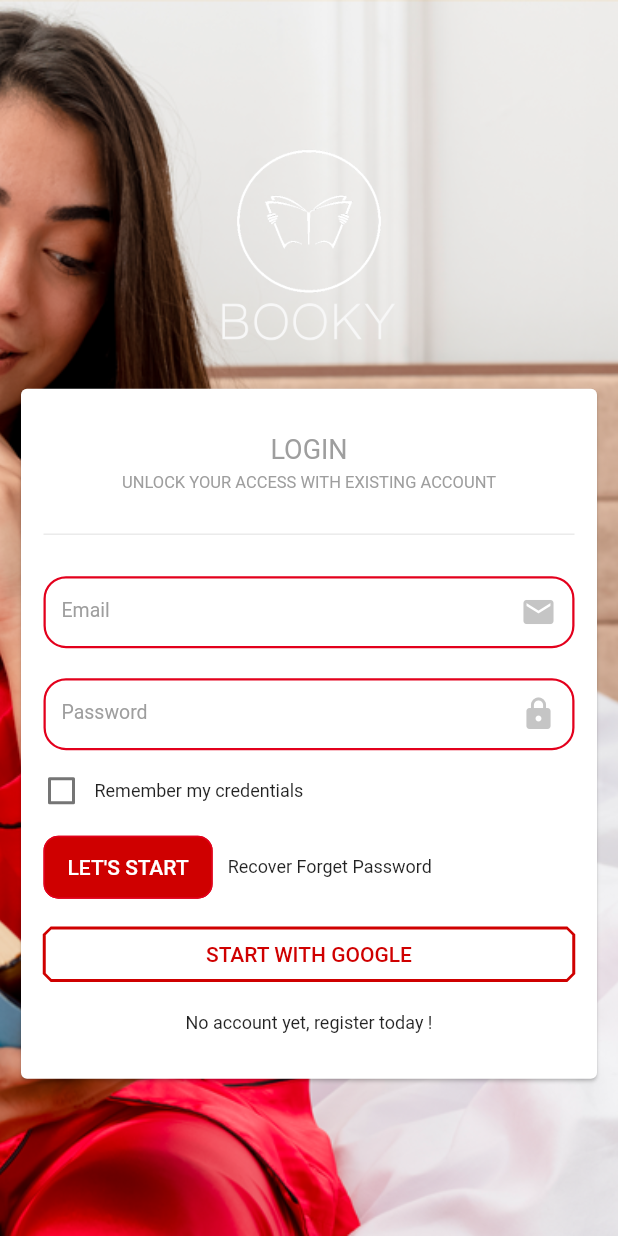
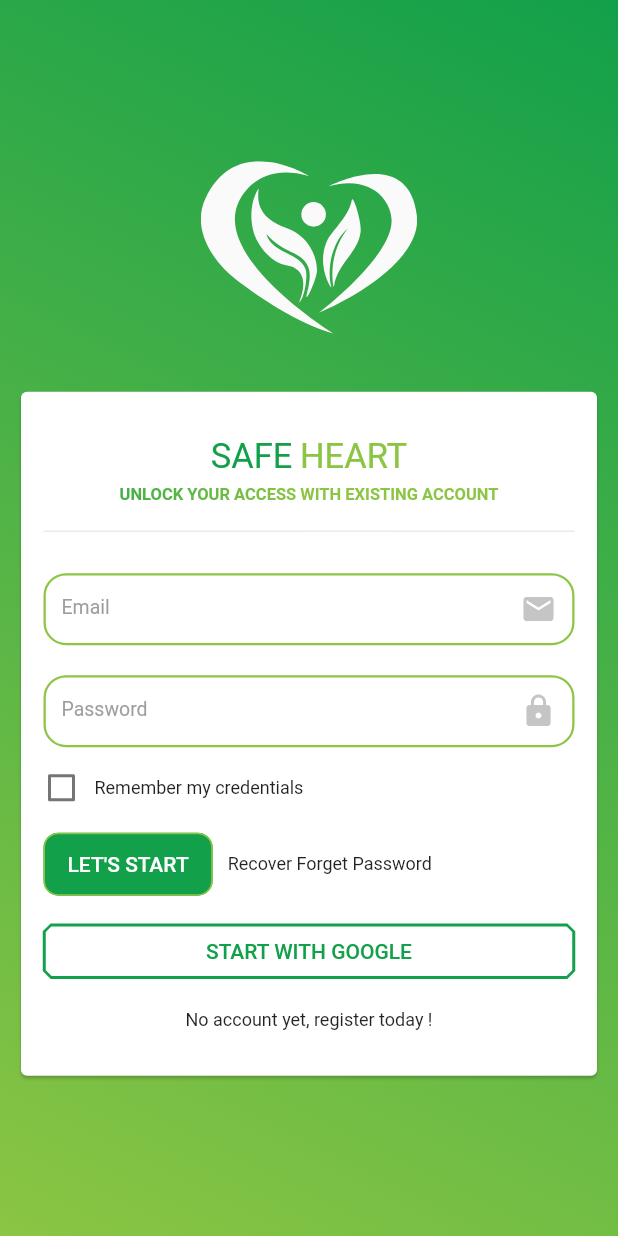
Before and after one commit to adppriyashan/pgfhh, a Flutter app: the Login screen opened directly, on a phone screen of 412 x 824 dp. Run offline on Flutter 3.47's test engine with Material 2 defaults, Android fonts, the phone set to English and light mode, and no system bars; our stand-ins replace convex_bottom_bar, email_validator, firebase_auth, firebase_core, firebase_database, fl_chart and 4 more; missing offline and left inert: day_night_time_picker; accounts and stored records are empty; Roboto replaces fonts that are missing (Natosans).

Commit message:
splash / login ui code complete

```diff
--- a/lib/Models/Colors.dart
+++ b/lib/Models/Colors.dart
@@ -1,10 +1,10 @@
 import 'package:flutter/material.dart';
 
 class UtilColors {
-  static Color primaryColor = Color.fromRGBO(207, 0, 0, 1.0);
-  static Color primaryColorLight = Color.fromRGBO(217, 56, 56, 1.0);
-  static Color secondaryColor = Color.fromRGBO(227, 0, 28, 1.0);
-  static Color secondaryColorLight = Color.fromRGBO(236, 85, 103, 1.0);
+  static Color primaryColor = Color.fromRGBO(18, 160, 74, 1.0);
+  static Color primaryColorLight = Color.fromRGBO(18, 160, 74, 1.0);
+  static Color secondaryColor = Color.fromRGBO(139, 197, 67, 1.0);
+  static Color secondaryColorLight = Color.fromRGBO(139, 197, 67, 1.0);
   static Color whiteColor = Color.fromRGBO(250, 250, 250, 1.0);
   static Color whiteColorLight = Color.fromRGBO(255, 255, 255, 1.0);
   static Color blackColor = Color.fromRGBO(33, 33, 33, 1.0);
--- /dev/null
+++ b/lib/Models/Images.dart
@@ -0,0 +1,5 @@
+class UtilImages {
+  static var logoPNG = 'assets/img/logo.png';
+  static var logoSVG = 'assets/img/logo.svg';
+  static var wlogoSVG = 'assets/img/logowhite.svg';
+}
--- a/lib/Models/Strings.dart
+++ b/lib/Models/Strings.dart
@@ -1,3 +1,8 @@
 class UtilStrings {
-  static var splashScreen1 = 'Developed & Powered By ARIES.';
+  static var splashScreen = 'Developed & Powered By ARIES.';
+  static var appTitle = 'Safe Heart';
+  static var appTitleSection1 = 'Safe';
+  static var appTitleSection2 = 'Heart';
+  static var appSubtitle = 'Personalize Guidence For Healthy Heart';
+  static var loginTitle = '';
 }
--- a/lib/Models/Utils.dart
+++ b/lib/Models/Utils.dart
@@ -108,4 +108,23 @@ class Utils {
         textColor: Colors.white,
         fontSize: 16.0);
   }
+
+  static getGradientBackground() {
+    return BoxDecoration(
+        gradient: LinearGradient(
+      begin: Alignment.topRight,
+      tileMode: TileMode.decal,
+      end: Alignment.bottomLeft,
+      colors: [
+        UtilColors.primaryColor,
+        UtilColors.secondaryColor,
+      ],
+    ));
+  }
+
+  static getTextGradient() {
+    return LinearGradient(
+      colors: <Color>[UtilColors.primaryColor, UtilColors.secondaryColor],
+    ).createShader(Rect.fromLTWH(0.0, 0.0, 200.0, 70.0));
+  }
 }
--- a/lib/Views/Auth/Login.dart
+++ b/lib/Views/Auth/Login.dart
@@ -1,8 +1,11 @@
 import 'package:flutter/services.dart';
 import 'package:flutter/material.dart';
+import 'package:flutter_svg/flutter_svg.dart';
 import 'package:personalizeguidanceforahealthyheart/Controllers/Auth/AuthController.dart';
 import 'package:personalizeguidanceforahealthyheart/Controllers/Auth/AuthValidator.dart';
 import 'package:personalizeguidanceforahealthyheart/Models/Colors.dart';
+import 'package:personalizeguidanceforahealthyheart/Models/Images.dart';
+import 'package:personalizeguidanceforahealthyheart/Models/Strings.dart';
 import 'package:personalizeguidanceforahealthyheart/Models/Utils.dart';
 import 'package:personalizeguidanceforahealthyheart/Views/Auth/RecoverPassword.dart';
 import 'package:personalizeguidanceforahealthyheart/Views/Auth/Register.dart';
@@ -58,10 +61,7 @@ class _LoginState extends State<Login> {
                 Container(
                   width: Utils.displaySize.width,
                   height: Utils.displaySize.height,
-                  child: Image.asset(
-                    'assets/img/login_bg.png',
-                    fit: BoxFit.cover,
-                  ),
+                  decoration: Utils.getGradientBackground(),
                 ),
                 Container(
                   width: Utils.displaySize.width,
@@ -73,7 +73,14 @@ class _LoginState extends State<Login> {
                       Container(
                         padding: EdgeInsets.only(bottom: spaceAround),
                         width: Utils.displaySize.width * 0.35,
-                        child: Image.asset('assets/img/logo.png'),
+                        child: SizedBox(
+                          child: SvgPicture.asset(
+                            UtilImages.wlogoSVG,
+                            height: Utils.displaySize.width * 0.35,
+                            width: Utils.displaySize.width * 0.35,
+                            fit: BoxFit.contain,
+                          ),
+                        ),
                       ),
                       Padding(
                         padding: EdgeInsets.symmetric(
@@ -91,22 +98,44 @@ class _LoginState extends State<Login> {
                                     ),
                                     Align(
                                       alignment: Alignment.topCenter,
-                                      child: Text('Login'.toUpperCase(),
-                                          style: TextStyle(
-                                              fontSize: 18.0,
-                                              color: UtilColors.greyColor)),
+                                      child: Row(
+                                        mainAxisAlignment:
+                                            MainAxisAlignment.center,
+                                        children: [
+                                          Text(
+                                              UtilStrings.appTitleSection1
+                                                  .toUpperCase(),
+                                              style: TextStyle(
+                                                  fontSize: 23.0,
+                                                  color:
+                                                      UtilColors.primaryColor)),
+                                          Padding(
+                                            padding: EdgeInsets.only(left: 5.0),
+                                            child: Text(
+                                                UtilStrings.appTitleSection2
+                                                    .toUpperCase(),
+                                                style: TextStyle(
+                                                    fontSize: 23.0,
+                                                    color: UtilColors
+                                                        .secondaryColor)),
+                                          )
+                                        ],
+                                      ),
                                     ),
                                     Align(
                                       alignment: Alignment.topCenter,
                                       child: Padding(
                                         padding: EdgeInsets.only(
-                                            top: 5.0, bottom: 20.0),
+                                            top: 5.0, bottom: 10.0),
                                         child: Text(
                                           'Unlock your access with existing account'
                                               .toUpperCase(),
                                           style: TextStyle(
                                               fontSize: 11.0,
-                                              color: UtilColors.greyColor),
+                                              fontWeight: FontWeight.w600,
+                                              foreground: Paint()
+                                                ..shader =
+                                                    Utils.getTextGradient()),
                                         ),
                                       ),
                                     ),
--- a/pubspec.yaml
+++ b/pubspec.yaml
@@ -32,6 +32,8 @@ dependencies:
   ml_algo: ^16.0.2
   ml_dataframe: ^0.5.1
   ml_preprocessing: ^6.0.0
+  flutter_svg: ^0.22.0
+
 
 
 dev_dependencies:
@@ -47,6 +49,8 @@ flutter:
     - assets/img/user_sample.png
     - assets/img/logo.png
     - assets/img/login_bg.png
+    - assets/img/logo.svg
+    - assets/img/logowhite.svg
 
 
   # fonts:
```
Also changed, not shown: lib/Views/Common/SplashScreen.dart (+39 -18 lines), lib/main.dart (+10 -22 lines), assets/img/logo.svg (added), assets/img/logowhite.svg (added), pubspec.lock.
